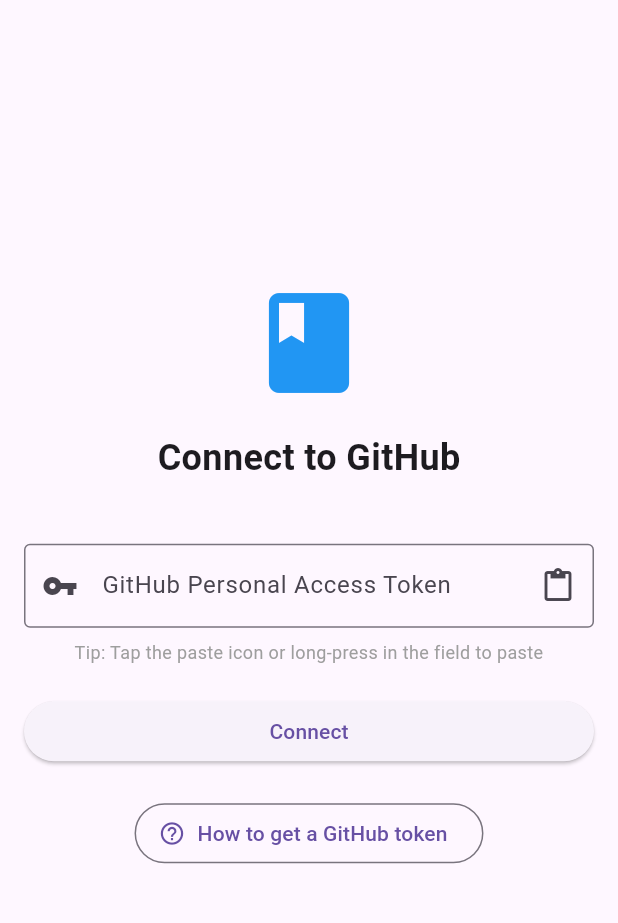
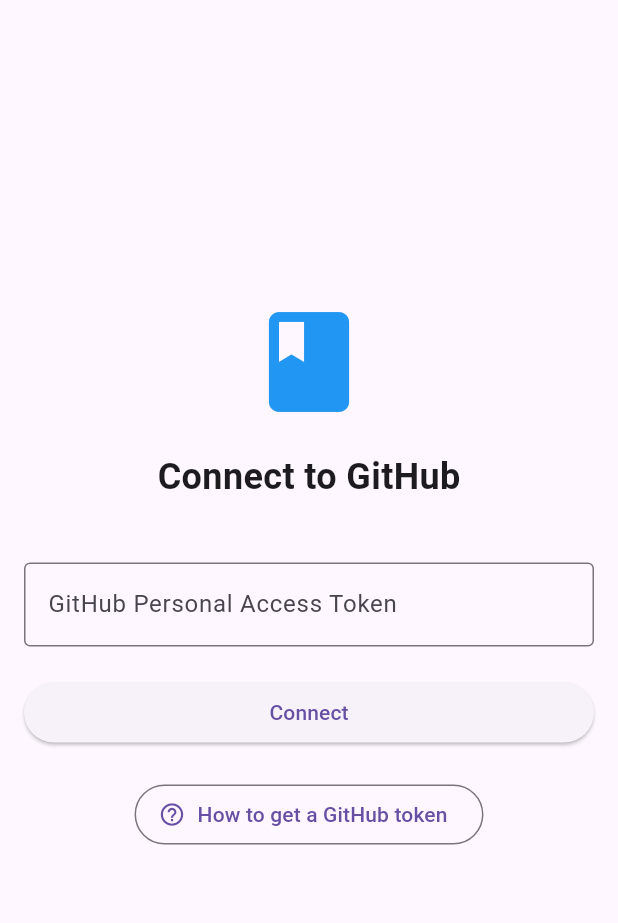
Before and after one commit to orinoco77/absolute-scenes-mobile, a Flutter app: the screen it shows after launch, on a phone screen of 412 x 824 dp, the part 84-1007 px from its top. Run offline on Flutter 3.47's test engine with Material 3 defaults, Android fonts, the phone set to English and light mode, and no system bars; our stand-ins replace shared_preferences.

```diff
--- a/lib/main.dart
+++ b/lib/main.dart
@@ -374,64 +374,11 @@
                 const SizedBox(height: 40),
                 TextField(
                   controller: _tokenController,
-                  decoration: InputDecoration(
+                  decoration: const InputDecoration(
                     labelText: 'GitHub Personal Access Token',
-                    border: const OutlineInputBorder(),
-                    prefixIcon: const Icon(Icons.vpn_key),
-                    suffixIcon: IconButton(
-                      icon: const Icon(Icons.content_paste),
-                      tooltip: 'Paste from clipboard',
-                      onPressed: () async {
-                        try {
-                          final clipboardData = await Clipboard.getData(Clipboard.kTextPlain);
-                          if (clipboardData != null && clipboardData.text != null) {
-                            setState(() {
-                              _tokenController.text = clipboardData.text!;
-                              _tokenController.selection = TextSelection.fromPosition(
-                                TextPosition(offset: _tokenController.text.length),
-                              );
-                            });
-                            if (mounted) {
-                              ScaffoldMessenger.of(context).showSnackBar(
-                                SnackBar(
-                                  content: Text('Pasted ${clipboardData.text!.length} characters'),
-                                  duration: const Duration(seconds: 2),
-                                ),
-                              );
-                            }
-                          } else {
-                            if (mounted) {
-                              ScaffoldMessenger.of(context).showSnackBar(
-                                const SnackBar(
-                                  content: Text('Clipboard is empty'),
-                                  duration: Duration(seconds: 2),
-                                ),
-                              );
-                            }
-                          }
-                        } catch (e) {
-                          if (mounted) {
-                            ScaffoldMessenger.of(context).showSnackBar(
-                              SnackBar(
-                                content: Text('Paste failed: $e'),
-                                duration: const Duration(seconds: 3),
-                              ),
-                            );
-                          }
-                        }
-                      },
-                    ),
+                    hintText: 'Paste your token here',
+                    border: OutlineInputBorder(),
                   ),
-                  enableInteractiveSelection: true,
-                  autocorrect: false,
-                  keyboardType: TextInputType.text,
-                  maxLines: 1,
-                ),
-                const SizedBox(height: 8),
-                const Text(
-                  'Tip: Tap the paste icon or long-press in the field to paste',
-                  style: TextStyle(fontSize: 12, color: Colors.grey),
-                  textAlign: TextAlign.center,
                 ),
                 const SizedBox(height: 20),
                 if (_errorMessage != null)
```
Also changed, not shown: 1 other file.
